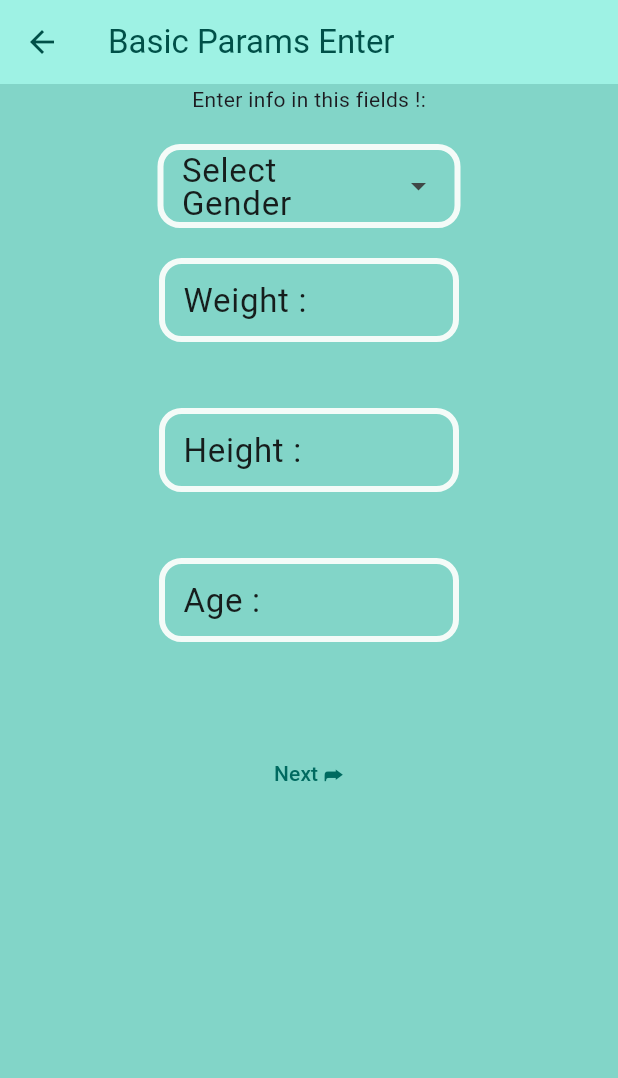
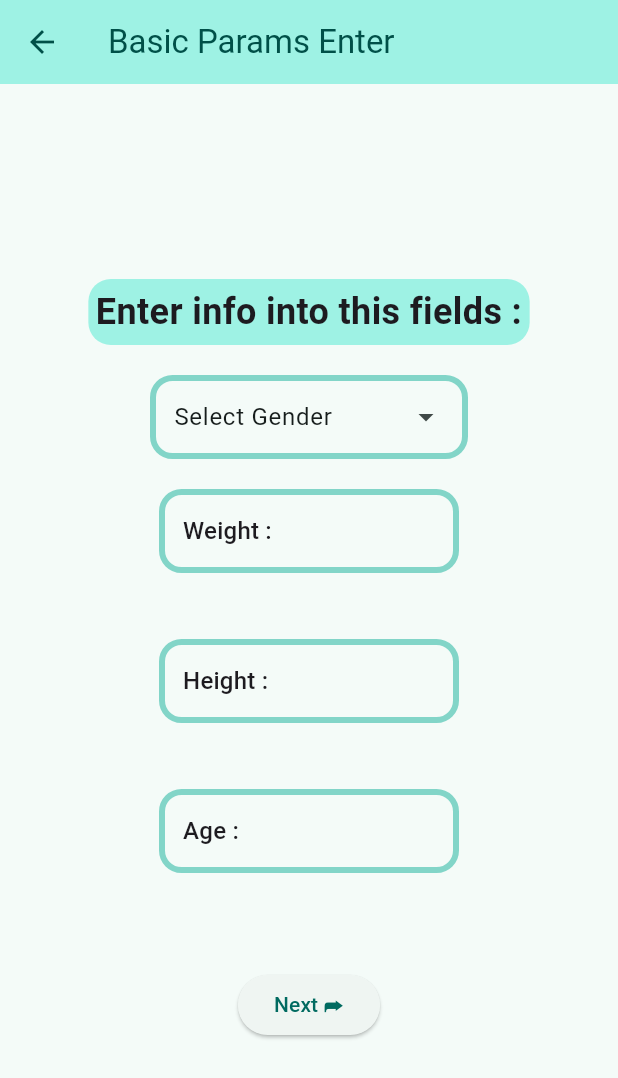
Before and after one commit to Flutter007/hw46, a Flutter app: the screen it shows after launch, after a tap on "Start Test!", on a phone screen of 412 x 824 dp. Shown: the top 1078 px of the screen. Run offline on Flutter 3.47's test engine with Material 3 defaults, Android fonts, the phone set to English and light mode, and no system bars; our stand-ins replace google_fonts.

Commit message:
Final version.Fully remade LightTheme, changed design of App,refactored some code,renamed files,checked app's work.

```diff
--- a/lib/hw46.dart
+++ b/lib/hw46.dart
@@ -5,7 +5,7 @@ import 'package:hw46/screens/basic_params_screen.dart';
 import 'package:hw46/screens/not_found_screen.dart';
 import 'package:hw46/screens/result_screen.dart';
 import 'package:hw46/screens/start_test_screen.dart';
-import 'package:hw46/theme/ligh_theme.dart';
+import 'package:hw46/theme/light_theme.dart';
 
 import 'screens/goal_screen.dart';
 
--- a/lib/models/gender.dart
+++ b/lib/models/gender.dart
@@ -7,8 +7,3 @@ class Gender {
 
   Gender({required this.title, required this.icon, required this.id});
 }
-
-final genderList = [
-  Gender(id: 'male', title: 'Male', icon: Icons.male),
-  Gender(id: 'female', title: 'Female', icon: Icons.female),
-];
--- a/lib/screens/activity_screen.dart
+++ b/lib/screens/activity_screen.dart
@@ -1,6 +1,7 @@
 import 'package:flutter/material.dart';
 import 'package:hw46/app_routes.dart';
 import 'package:hw46/models/route_arguments/fit_arguments.dart';
+import 'package:hw46/widgets/title_text.dart';
 import '../widgets/select_activity_system.dart';
 
 class ActivityScreen extends StatefulWidget {
@@ -31,8 +32,9 @@ class _ActivityScreenState extends State<ActivityScreen> {
       appBar: AppBar(title: Text('Activity Enter')),
       body: Center(
         child: Column(
+          mainAxisAlignment: MainAxisAlignment.center,
           children: [
-            Text('Select your activity level:'),
+            TitleText(title: 'Select your activity level :'),
             SelectActivitySystem(
               selectedActivity: selectedActivity,
               onSelect: (activity) {
@@ -41,7 +43,7 @@ class _ActivityScreenState extends State<ActivityScreen> {
                 });
               },
             ),
-            TextButton(onPressed: goToRes, child: Text('Next ➦')),
+            ElevatedButton(onPressed: goToRes, child: Text('Next ➦')),
           ],
         ),
       ),
--- a/lib/screens/basic_params_screen.dart
+++ b/lib/screens/basic_params_screen.dart
@@ -1,9 +1,9 @@
 import 'package:flutter/material.dart';
 import 'package:hw46/app_routes.dart';
 import 'package:hw46/models/route_arguments/fit_arguments.dart';
-import 'package:hw46/widgets/custom_textfield.dart';
-
-import '../models/gender.dart';
+import 'package:hw46/widgets/custom_text_field.dart';
+import '../data/fit_test_data.dart';
+import '../widgets/title_text.dart';
 
 class BasicParamsScreen extends StatefulWidget {
   const BasicParamsScreen({super.key});
@@ -17,13 +17,6 @@ class _BasicParamsScreenState extends State<BasicParamsScreen> {
   var heightController = TextEditingController();
   var ageController = TextEditingController();
   String? gender;
-  @override
-  void dispose() {
-    weightController.dispose();
-    heightController.dispose();
-    ageController.dispose();
-    super.dispose();
-  }
 
   void goToNext() {
     final arg = FitArguments(
@@ -38,21 +31,28 @@ class _BasicParamsScreenState extends State<BasicParamsScreen> {
   }
 
   @override
+  void dispose() {
+    weightController.dispose();
+    heightController.dispose();
+    ageController.dispose();
+    super.dispose();
+  }
+
+  @override
   Widget build(BuildContext context) {
     return Scaffold(
       appBar: AppBar(title: Text('Basic Params Enter')),
-      body: Center(
-        child: Column(
+      body: Column(
+        mainAxisAlignment: MainAxisAlignment.center,
         children: [
-            Text('Enter info in this fields !:'),
+          TitleText(title: 'Enter info into this fields :'),
           SizedBox(height: 20),
           DropdownMenu(
-              expandedInsets: EdgeInsets.all(105),
+            expandedInsets: EdgeInsets.all(100),
             label: Text('Select Gender'),
             onSelected: (value) {
               setState(() {
                 gender = value;
-                  print(gender);
               });
             },
             dropdownMenuEntries:
@@ -83,9 +83,8 @@ class _BasicParamsScreenState extends State<BasicParamsScreen> {
             suffixText: 'years',
           ),
           SizedBox(height: 20),
-            TextButton(onPressed: goToNext, child: Text('Next ➦')),
+          ElevatedButton(onPressed: goToNext, child: Text('Next ➦')),
         ],
-        ),
       ),
     );
   }
--- a/lib/screens/start_test_screen.dart
+++ b/lib/screens/start_test_screen.dart
@@ -14,18 +14,22 @@ class StartTestScreen extends StatelessWidget {
     final theme = Theme.of(context);
     return Scaffold(
       appBar: AppBar(title: Text('Start Your Test')),
-      body: Center(
+      body: SafeArea(
         child: Column(
+          mainAxisAlignment: MainAxisAlignment.spaceBetween,
           children: [
-            ImageContainer(image: 'assets/images/photo.png', height: 310),
-            Text(
-              '"This test will be helpful for both experienced athletes and beginners who wish to explore the world of proper nutrition!"',
-              style: theme.textTheme.titleMedium,
-              textAlign: TextAlign.left,
+            ImageContainer(image: 'assets/images/photo.png', height: 210),
+            Padding(
+              padding: EdgeInsets.all(3),
+              child: Text(
+                'This test will be helpful for both experienced athletes and beginners who wish to explore the world of proper nutrition!',
+                style: theme.textTheme.titleMedium,
+                textAlign: TextAlign.center,
+              ),
             ),
             ElevatedButton(
               onPressed: () => goToNextForm(context),
-              child: Text('Start Test!'),
+              child: Text('Start Test!', style: TextStyle(fontSize: 22)),
             ),
           ],
         ),
--- a/lib/theme/ligh_theme.dart
+++ b/lib/theme/light_theme.dart
@@ -9,21 +9,17 @@ final lightTheme = defaultTheme.copyWith(
     backgroundColor: lightColorScheme.primaryContainer,
     foregroundColor: lightColorScheme.onPrimaryContainer,
   ),
-  tabBarTheme: TabBarTheme().copyWith(
-    indicatorColor: lightColorScheme.error,
-    labelColor: lightColorScheme.error,
-    unselectedLabelColor: lightColorScheme.onPrimaryContainer,
-  ),
+
   inputDecorationTheme: InputDecorationTheme(
     focusColor: lightColorScheme.surface,
-    labelStyle: TextStyle(color: lightColorScheme.onSurface, fontSize: 22),
+    labelStyle: TextStyle(color: lightColorScheme.onSurface, fontSize: 16),
     border: OutlineInputBorder(
       borderRadius: BorderRadius.circular(15),
       borderSide: BorderSide(color: lightColorScheme.surface, width: 4),
     ),
     enabledBorder: OutlineInputBorder(
       borderRadius: BorderRadius.circular(15),
-      borderSide: BorderSide(color: lightColorScheme.surface, width: 4),
+      borderSide: BorderSide(color: lightColorScheme.inversePrimary, width: 4),
     ),
     focusedBorder: OutlineInputBorder(
       borderRadius: BorderRadius.circular(15),
@@ -31,7 +27,7 @@ final lightTheme = defaultTheme.copyWith(
     ),
   ),
 
-  scaffoldBackgroundColor: lightColorScheme.inversePrimary,
+  scaffoldBackgroundColor: lightColorScheme.surface,
   cardTheme: CardTheme().copyWith(color: lightColorScheme.surface),
-  textTheme: GoogleFonts.alfaSlabOneTextTheme(),
+  textTheme: GoogleFonts.vollkornScTextTheme(),
 );
--- a/lib/widgets/custom_textfield.dart
+++ b/lib/widgets/custom_text_field.dart
@@ -13,6 +13,7 @@ class CustomTextField extends StatelessWidget {
 
   @override
   Widget build(BuildContext context) {
+    final theme = Theme.of(context);
     return SizedBox(
       width: 200,
       height: 100,
@@ -23,6 +24,8 @@ class CustomTextField extends StatelessWidget {
           border: OutlineInputBorder(),
           labelText: labelText,
           suffixText: suffixText,
+          suffixStyle: theme.textTheme.titleMedium,
+          labelStyle: theme.textTheme.titleMedium,
         ),
       ),
     );
--- a/lib/widgets/image_container.dart
+++ b/lib/widgets/image_container.dart
@@ -7,12 +7,18 @@ class ImageContainer extends StatelessWidget {
 
   @override
   Widget build(BuildContext context) {
-    return Container(
-      width: double.infinity,
-      height: height,
-      decoration: BoxDecoration(
-        borderRadius: BorderRadius.circular(20),
-        image: DecorationImage(image: AssetImage(image), fit: BoxFit.fitHeight),
+    return Padding(
+      padding: EdgeInsets.only(top: 80),
+      child: Container(
+        width: 330,
+        height: height,
+        decoration: BoxDecoration(
+          borderRadius: BorderRadius.circular(20),
+          image: DecorationImage(
+            image: AssetImage(image),
+            fit: BoxFit.fitHeight,
+          ),
+        ),
       ),
     );
   }
--- /dev/null
+++ b/lib/widgets/title_text.dart
@@ -0,0 +1,23 @@
+import 'package:flutter/material.dart';
+
+class TitleText extends StatelessWidget {
+  final String title;
+  const TitleText({super.key, required this.title});
+
+  @override
+  Widget build(BuildContext context) {
+    final theme = Theme.of(context);
+    return Container(
+      decoration: BoxDecoration(
+        borderRadius: BorderRadius.circular(15),
+        color: theme.colorScheme.primaryContainer,
+      ),
+      padding: EdgeInsets.all(5),
+      child: Text(
+        textAlign: TextAlign.center,
+        title,
+        style: TextStyle(fontSize: 24, fontWeight: FontWeight.bold),
+      ),
+    );
+  }
+}
```
Also changed, not shown: lib/data/activities_data.dart (deleted, +0 -14 lines), lib/data/fit_test_data.dart (added, +36 -0 lines), lib/models/goal.dart (+0 -14 lines), lib/models/route_arguments/fit_arguments.dart (+14 -14 lines), lib/screens/goal_screen.dart (+12 -9 lines), lib/screens/result_screen.dart (+7 -5 lines), lib/widgets/select_activity_line.dart (+7 -1 lines), lib/widgets/select_activity_system.dart (+5 -2 lines), lib/widgets/custom_text.dart (deleted). Lines whose indentation alone changed are shown as unchanged.
